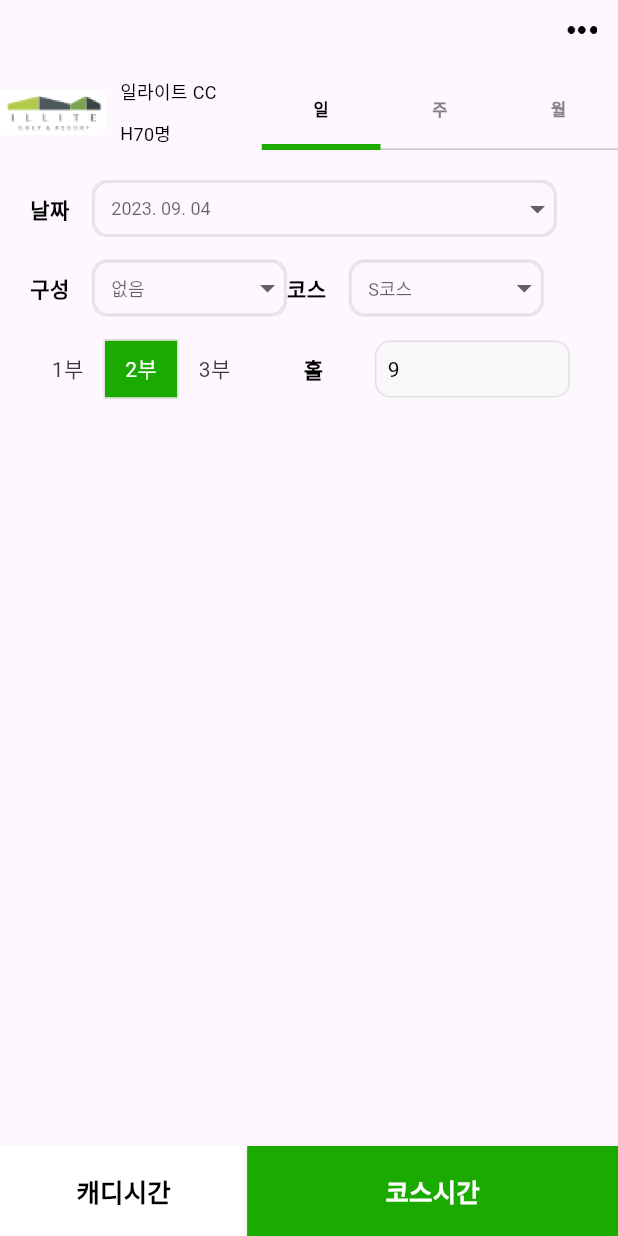
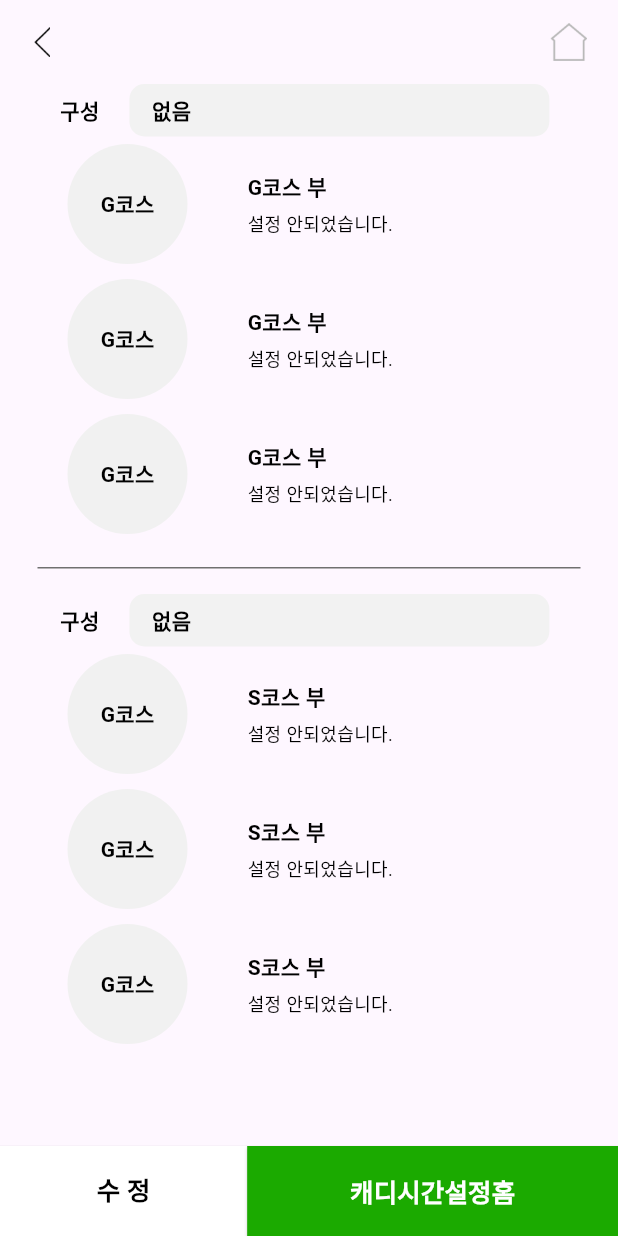
Before and after one commit to vinnyxin/flutterprojection, a Flutter app: the CaddieScreen1 screen opened directly, after a tap on "1부", after a tap on "2부", after a tap on "코스시간", on a phone screen of 412 x 824 dp. Run offline on Flutter 3.47's test engine with Material 3 defaults, Android fonts, the phone set to English and light mode, and no system bars; our stand-ins replace buttons_tabbar, table_calendar.

Commit message:
2024-02-05

```diff
--- a/lib/Main/caddie_course_screen1.dart
+++ b/lib/Main/caddie_course_screen1.dart
@@ -1,15 +1,150 @@
 import 'package:flutter/material.dart';
+import 'package:projectiongolf/common/common_course.dart';
 
-class CaddieCourseScreen extends StatefulWidget {
-  const CaddieCourseScreen({super.key});
+class CaddieCourseScreen1 extends StatefulWidget {
+  const CaddieCourseScreen1({super.key});
 
   @override
-  State<CaddieCourseScreen> createState() => _CaddieCourseScreenState();
+  State<CaddieCourseScreen1> createState() => _CaddieCourseScreen1State();
 }
 
-class _CaddieCourseScreenState extends State<CaddieCourseScreen> {
+class _CaddieCourseScreen1State extends State<CaddieCourseScreen1> {
   @override
   Widget build(BuildContext context) {
-    return const Placeholder();
+    return Scaffold(
+      appBar: AppBar(
+        leading: IconButton(
+          icon: Image.asset('images/back.png', width: 20, height: 20,),
+          onPressed: () {
+            Navigator.pop(context);
+          },
+        ),
+
+        actions: [
+          IconButton(
+            onPressed :() {
+            },
+            icon: Image.asset('images/home.png',width: 50, height: 25,),
+          ),
+        ],
+      ),
+
+      body: Padding(
+        padding: const EdgeInsets.symmetric(horizontal: 20),
+        child: Column(
+          // mainAxisAlignment: MainAxisAlignment.spaceEvenly,
+          children: [
+            Row(
+                children: [
+                  SizedBox(width: 20,),
+                  Text('구성', style: TextStyle(color: Colors.black, fontSize: 14, fontWeight: FontWeight.bold,),),
+                  SizedBox(width: 20,),
+                  Container(
+                    width: 280,
+                    height: 35,
+                    decoration: BoxDecoration(
+                      borderRadius: BorderRadius.circular(10),
+                      color: Color(0xFFF2F2F2),
+                    ),
+                    child: Row(
+                      children: [
+                        SizedBox(width: 15,),
+                        Text('없음', style: TextStyle(color: Colors.black, fontSize: 14, fontWeight: FontWeight.bold,),),
+                      ],
+                    ),
+                  ),
+                ]
+            ),
+            CommonCourse(courseName: 'G코스', subCourseName: 'G코스 부', status: '설정 안되었습니다.', color: Color(0xFFF1F1F1),),
+            CommonCourse(courseName: 'G코스', subCourseName: 'G코스 부', status: '설정 안되었습니다.', color: Color(0xFFF1F1F1),),
+            CommonCourse(courseName: 'G코스', subCourseName: 'G코스 부', status: '설정 안되었습니다.', color: Color(0xFFF1F1F1),),
+
+            Divider(
+              height: 35,
+              thickness: 1,
+              color: Color(0xFF707070),
+              indent: 5,
+              endIndent: 5,
+            ),
+
+            Row(
+                children: [
+                  SizedBox(width: 20,),
+                  Text('구성', style: TextStyle(color: Colors.black, fontSize: 14, fontWeight: FontWeight.bold,),),
+                  SizedBox(width: 20,),
+                  Container(
+                    width: 280,
+                    height: 35,
+                    decoration: BoxDecoration(
+                      borderRadius: BorderRadius.circular(10),
+                      color: Color(0xFFF2F2F2),
+                    ),
+                    child: Row(
+                      children: [
+                        SizedBox(width: 15,),
+                        Text('없음', style: TextStyle(color: Colors.black, fontSize: 14, fontWeight: FontWeight.bold,),),
+                      ],
+                    ),
+                  ),
+                ]
+            ),
+
+            CommonCourse(courseName: 'G코스', subCourseName: 'S코스 부', status: '설정 안되었습니다.', color: Color(0xFFF1F1F1),),
+            CommonCourse(courseName: 'G코스', subCourseName: 'S코스 부', status: '설정 안되었습니다.', color: Color(0xFFF1F1F1),),
+            CommonCourse(courseName: 'G코스', subCourseName: 'S코스 부', status: '설정 안되었습니다.', color: Color(0xFFF1F1F1),),
+
+          ],
+        ),
+      ),
+
+      bottomNavigationBar: Container(
+        height: 60,
+        width: double.infinity,
+        child: Row(
+          children: [
+            Flexible(
+              flex: 4,
+              child: ElevatedButton(
+                onPressed: () {
+                },
+                style: ElevatedButton.styleFrom(
+                  primary: Colors.white,
+                  shape: RoundedRectangleBorder(
+                    borderRadius: BorderRadius.circular(0),
+                  ),
+                ),
+                child: Align(
+                  alignment: Alignment.center,
+                  child: Text('수 정', style: TextStyle(color: Colors.black,
+                    fontSize: 17,
+                    fontWeight: FontWeight.bold,),),
+                ),
+              ),
+            ),
+
+            Flexible(
+              flex: 6,
+              child: ElevatedButton(
+                onPressed: () {
+                  Navigator.pop(context);
+                },
+                style: ElevatedButton.styleFrom(
+                  primary: Color(0xFF1BAA00),
+                  shape: RoundedRectangleBorder(
+                    borderRadius: BorderRadius.circular(0),
+                  ),
+                ),
+                child: Align(
+                  alignment: Alignment.center,
+                  child: Text('캐디시간설정홈', style: TextStyle(color: Colors.white,
+                    fontSize: 17,
+                    fontWeight: FontWeight.bold,),),
+                ),
+              ),
+            ),
+          ],
+        ),
+      ),
+    );
   }
 }
--- a/lib/Main/caddie_screen1.dart
+++ b/lib/Main/caddie_screen1.dart
@@ -3,6 +3,7 @@ import 'package:projectiongolf/common/calendar_screen.dart';
 import 'package:projectiongolf/Main/caddie_time_screen1.dart';
 import 'package:projectiongolf/common/date_screen.dart';
 import 'package:projectiongolf/common/week_screen.dart';
+import 'package:projectiongolf/Main/caddie_course_screen1.dart';
 
 class CaddieScreen1 extends StatefulWidget {
   const CaddieScreen1({Key? key}) : super(key: key);
@@ -94,7 +95,6 @@ class _CaddieScreen1State extends State<CaddieScreen1> with SingleTickerProvider
                     context,
                     MaterialPageRoute(builder: (context) => CaddieTimeScreen1()),
                   );
-
                 },
                 style: ElevatedButton.styleFrom(
                   primary: Colors.white,
@@ -112,7 +112,10 @@ class _CaddieScreen1State extends State<CaddieScreen1> with SingleTickerProvider
               flex: 6,
               child: ElevatedButton(
                 onPressed: () {
-
+                  Navigator.push(
+                      context,
+                      MaterialPageRoute(builder: (context) => CaddieCourseScreen1()),
+                  );
                 },
                 style: ElevatedButton.styleFrom(
                   primary: Color(0xFF1BAA00),
--- a/lib/Main/caddie_time_screen1.dart
+++ b/lib/Main/caddie_time_screen1.dart
@@ -82,7 +82,7 @@ class _CaddieTimeScreen1State extends State<CaddieTimeScreen1> with SingleTicker
                 ),
                 child: Align(
                   alignment: Alignment.center,
-                  child: Text('캐디시간추가', style: TextStyle(color: Colors.black,
+                  child: Text('조원추가', style: TextStyle(color: Colors.black,
                     fontSize: 17,
                     fontWeight: FontWeight.bold,),),
                 ),
--- a/lib/Main/caddie_time_screen2.dart
+++ b/lib/Main/caddie_time_screen2.dart
@@ -1,4 +1,5 @@
 import 'package:flutter/material.dart';
+import 'package:projectiongolf/Main/caddie_course_screen1.dart';
 
 class CaddieTimeScreen2 extends StatefulWidget {
   final List<Widget> caddieWidgets;
@@ -55,6 +56,10 @@ class _CaddieTimeScreen2State extends State<CaddieTimeScreen2> {
               flex: 6,
               child: ElevatedButton(
                 onPressed: () {
+                  Navigator.push(
+                      context,
+                      MaterialPageRoute(builder: (context) => CaddieCourseScreen1()),
+                  );
                 },
                 style: ElevatedButton.styleFrom(
                   primary: Color(0xFF1BAA00),
--- /dev/null
+++ b/lib/common/common_course.dart
@@ -0,0 +1,54 @@
+import 'package:flutter/material.dart';
+import 'package:projectiongolf/Main/caddie_course_screen2.dart';
+
+class CommonCourse extends StatelessWidget {
+  final String courseName;
+  final String subCourseName;
+  final String status;
+  final Color color;
+
+  const CommonCourse({
+    required this.courseName,
+    required this.subCourseName,
+    required this.status,
+    required this.color,
+});
+
+  @override
+  Widget build(BuildContext context) {
+    return Column(
+      children: [
+            InkWell(
+              onTap: (){
+                Navigator.push(
+                    context, MaterialPageRoute(builder: (context) => CaddieCourseScreen2()));
+              },
+              child: Row(
+                children: [
+                  SizedBox(width: 25,),
+                  Container(
+                    width: 80,
+                    height: 90,
+                    decoration: BoxDecoration(
+                      shape: BoxShape.circle,
+                      color: color,
+                    ),
+                    child: Center(
+                        child: Text(courseName, style: TextStyle(color: Colors.black, fontSize: 14, fontWeight: FontWeight.bold,),)),
+                  ),
+                  SizedBox(width: 40,),
+                  Column(
+                    crossAxisAlignment: CrossAxisAlignment.start,
+                    children: [
+                      Text(subCourseName, style: TextStyle(color: Colors.black, fontSize: 14, fontWeight: FontWeight.bold,)),
+                      SizedBox(height: 5,),
+                      Text(status, style: TextStyle(color: Colors.black, fontSize: 12,)),
+                    ],
+                  ),
+                ],
+              ),
+            ),
+      ],
+    );
+  }
+}
```
Also changed, not shown: lib/Main/caddie_course_screen2.dart (added, +280 -0 lines).
